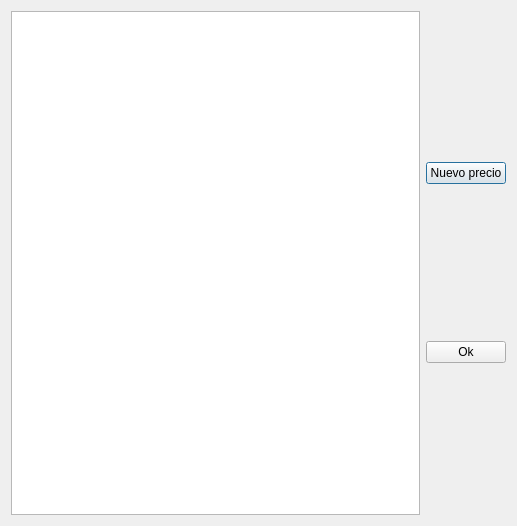
First picture: the form in historialPrecios.ui, repository waltermas-gitter/infomesas-gui, before the edit.
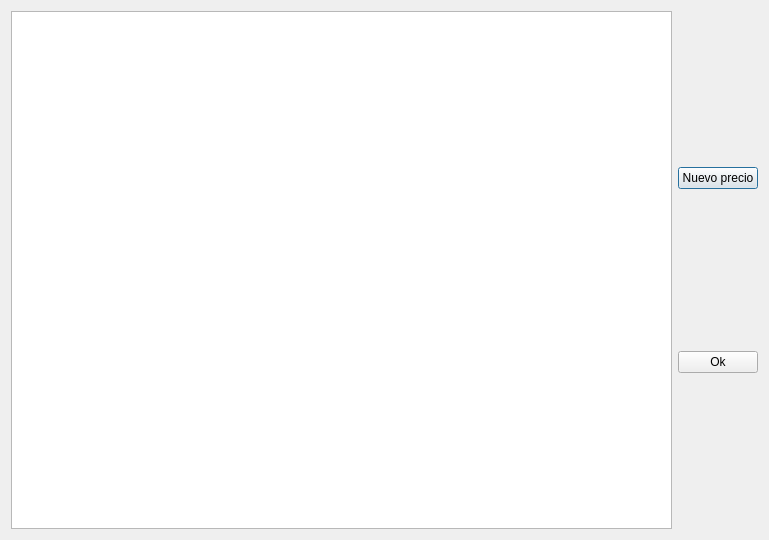
Second picture: the form after the edit.

What changed in the file:
```diff
--- a/historialPrecios.ui
+++ b/historialPrecios.ui
@@ -6,8 +6,8 @@
    <rect>
     <x>0</x>
     <y>0</y>
-    <width>517</width>
-    <height>526</height>
+    <width>769</width>
+    <height>540</height>
    </rect>
   </property>
   <property name="windowTitle">
```
